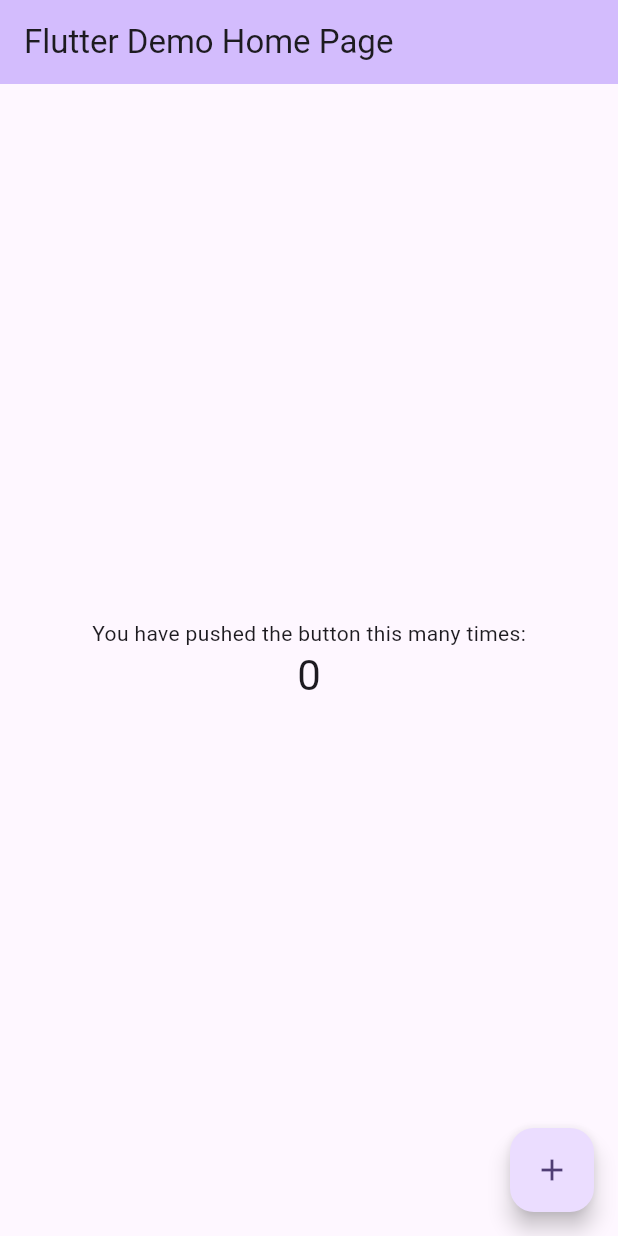
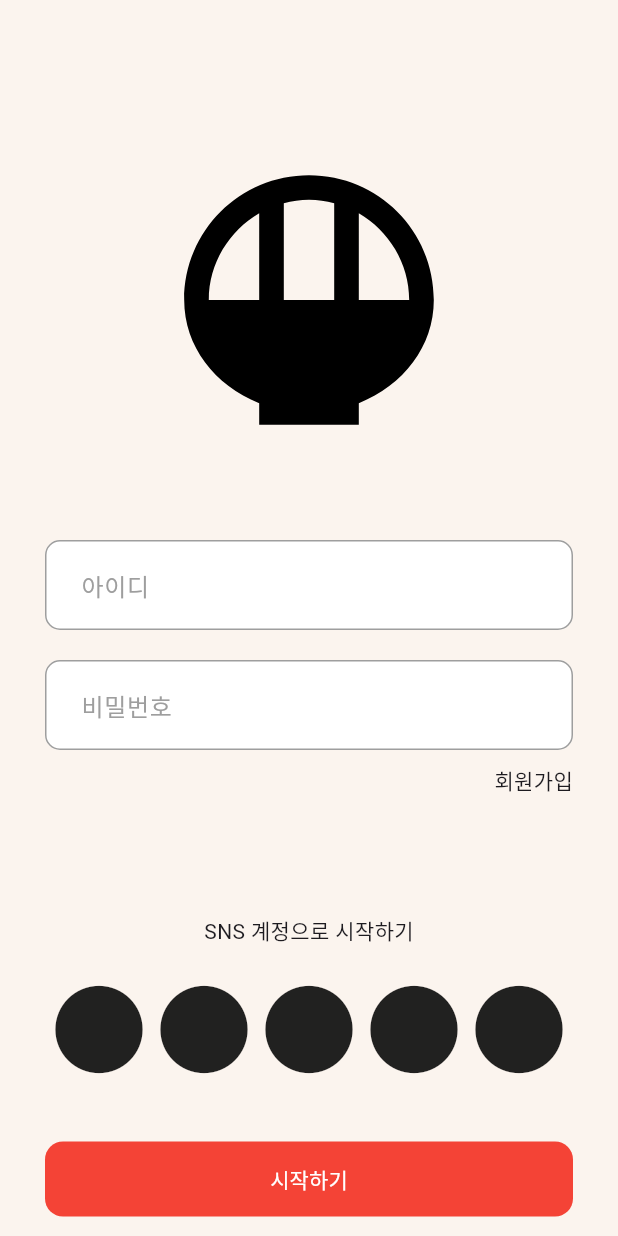
Before and after one commit to gukgwongae/with_eat, a Flutter app: the screen it shows after launch, on a phone screen of 412 x 824 dp. Run offline on Flutter 3.47's test engine with Material 3 defaults, Android fonts, the light colour scheme and no system bars; our stand-ins replace freezed_annotation.

Commit message:
feat: user모델, login ui 구조만 만듬

```diff
--- a/lib/main.dart
+++ b/lib/main.dart
@@ -1,4 +1,5 @@
 import 'package:flutter/material.dart';
+import 'package:with_eat/view/welcome/welcome_page.dart';
 
 void main() {
   runApp(const MyApp());
@@ -7,116 +8,8 @@ void main() {
 class MyApp extends StatelessWidget {
   const MyApp({super.key});
 
-  // This widget is the root of your application.
   @override
   Widget build(BuildContext context) {
-    return MaterialApp(
-      title: 'Flutter Demo',
-      theme: ThemeData(
-        // This is the theme of your application.
-        //
-        // TRY THIS: Try running your application with "flutter run". You'll see
-        // the application has a purple toolbar. Then, without quitting the app,
-        // try changing the seedColor in the colorScheme below to Colors.green
-        // and then invoke "hot reload" (save your changes or press the "hot
-        // reload" button in a Flutter-supported IDE, or press "r" if you used
-        // the command line to start the app).
-        //
-        // Notice that the counter didn't reset back to zero; the application
-        // state is not lost during the reload. To reset the state, use hot
-        // restart instead.
-        //
-        // This works for code too, not just values: Most code changes can be
-        // tested with just a hot reload.
-        colorScheme: ColorScheme.fromSeed(seedColor: Colors.deepPurple),
-      ),
-      home: const MyHomePage(title: 'Flutter Demo Home Page'),
-    );
+    return MaterialApp(debugShowCheckedModeBanner: false, home: WelcomePage());
   }
 }
-
-class MyHomePage extends StatefulWidget {
-  const MyHomePage({super.key, required this.title});
-
-  // This widget is the home page of your application. It is stateful, meaning
-  // that it has a State object (defined below) that contains fields that affect
-  // how it looks.
-
-  // This class is the configuration for the state. It holds the values (in this
-  // case the title) provided by the parent (in this case the App widget) and
-  // used by the build method of the State. Fields in a Widget subclass are
-  // always marked "final".
-
-  final String title;
-
-  @override
-  State<MyHomePage> createState() => _MyHomePageState();
-}
-
-class _MyHomePageState extends State<MyHomePage> {
-  int _counter = 0;
-
-  void _incrementCounter() {
-    setState(() {
-      // This call to setState tells the Flutter framework that something has
-      // changed in this State, which causes it to rerun the build method below
-      // so that the display can reflect the updated values. If we changed
-      // _counter without calling setState(), then the build method would not be
-      // called again, and so nothing would appear to happen.
-      _counter++;
-    });
-  }
-
-  @override
-  Widget build(BuildContext context) {
-    // This method is rerun every time setState is called, for instance as done
-    // by the _incrementCounter method above.
-    //
-    // The Flutter framework has been optimized to make rerunning build methods
-    // fast, so that you can just rebuild anything that needs updating rather
-    // than having to individually change instances of widgets.
-    return Scaffold(
-      appBar: AppBar(
-        // TRY THIS: Try changing the color here to a specific color (to
-        // Colors.amber, perhaps?) and trigger a hot reload to see the AppBar
-        // change color while the other colors stay the same.
-        backgroundColor: Theme.of(context).colorScheme.inversePrimary,
-        // Here we take the value from the MyHomePage object that was created by
-        // the App.build method, and use it to set our appbar title.
-        title: Text(widget.title),
-      ),
-      body: Center(
-        // Center is a layout widget. It takes a single child and positions it
-        // in the middle of the parent.
-        child: Column(
-          // Column is also a layout widget. It takes a list of children and
-          // arranges them vertically. By default, it sizes itself to fit its
-          // children horizontally, and tries to be as tall as its parent.
-          //
-          // Column has various properties to control how it sizes itself and
-          // how it positions its children. Here we use mainAxisAlignment to
-          // center the children vertically; the main axis here is the vertical
-          // axis because Columns are vertical (the cross axis would be
-          // horizontal).
-          //
-          // TRY THIS: Invoke "debug painting" (choose the "Toggle Debug Paint"
-          // action in the IDE, or press "p" in the console), to see the
-          // wireframe for each widget.
-          mainAxisAlignment: MainAxisAlignment.center,
-          children: <Widget>[
-            const Text('You have pushed the button this many times:'),
-            Text(
-              '$_counter',
-              style: Theme.of(context).textTheme.headlineMedium,
-            ),
-          ],
-        ),
-      ),
-      floatingActionButton: FloatingActionButton(
-        onPressed: _incrementCounter,
-        tooltip: 'Increment',
-        child: const Icon(Icons.add),
-      ), // This trailing comma makes auto-formatting nicer for build methods.
-    );
-  }
-}
--- /dev/null
+++ b/lib/model/user/user.dart
@@ -0,0 +1,17 @@
+import 'package:freezed_annotation/freezed_annotation.dart';
+
+part 'user.freezed.dart';
+part 'user.g.dart';
+
+@freezed
+abstract class User with _$User {
+  factory User({
+    required String id,
+    required String nickname,
+    required String profileImageUrl,
+    required String username,
+    required String password,
+  }) = _User;
+
+  factory User.fromJson(Map<String, dynamic> json) => _$UserFromJson(json);
+}
--- /dev/null
+++ b/lib/view/welcome/text_field_widget.dart
@@ -0,0 +1,44 @@
+import 'package:flutter/material.dart';
+
+class LoginTextField extends StatelessWidget {
+  final String hintText;
+  final bool obscureText;
+  final TextEditingController? controller;
+
+  const LoginTextField({
+    Key? key,
+    required this.hintText,
+    this.obscureText = false,
+    this.controller,
+  }) : super(key: key);
+
+  @override
+  Widget build(BuildContext context) {
+    return TextField(
+      controller: controller,
+      obscureText: obscureText,
+      decoration: InputDecoration(
+        hintText: hintText,
+        hintStyle: TextStyle(color: Colors.grey),
+        filled: true,
+        fillColor: Colors.white,
+        contentPadding: EdgeInsets.symmetric(horizontal: 20, vertical: 18),
+        border: OutlineInputBorder(
+          borderRadius: BorderRadius.circular(10),
+          borderSide: BorderSide(color: Colors.grey, width: 1),
+        ),
+        enabledBorder: OutlineInputBorder(
+          borderRadius: BorderRadius.circular(10),
+          borderSide: BorderSide(color: Colors.grey, width: 1),
+        ),
+        focusedBorder: OutlineInputBorder(
+          borderRadius: BorderRadius.circular(10),
+          borderSide: BorderSide(
+            color: const Color.fromARGB(255, 89, 89, 89),
+            width: 1.5,
+          ),
+        ),
+      ),
+    );
+  }
+}
--- /dev/null
+++ b/lib/view/welcome/welcome_page.dart
@@ -0,0 +1,59 @@
+import 'package:flutter/material.dart';
+import 'package:with_eat/view/welcome/text_field_widget.dart';
+
+class WelcomePage extends StatelessWidget {
+  const WelcomePage({super.key});
+
+  @override
+  Widget build(BuildContext context) {
+    return Scaffold(
+      backgroundColor: const Color(0xFFFBF4EE),
+      body: SafeArea(
+        child: Padding(
+          padding: const EdgeInsets.symmetric(horizontal: 30.0),
+          child: Column(
+            children: [
+              SizedBox(height: 100),
+              Icon(Icons.rice_bowl, size: 200, color: Colors.black),
+              SizedBox(height: 60),
+              LoginTextField(hintText: "아이디"),
+              SizedBox(height: 20),
+              LoginTextField(hintText: "비밀번호"),
+              SizedBox(height: 10),
+              Align(alignment: Alignment.centerRight, child: Text("회원가입")),
+              SizedBox(height: 80),
+              Text("SNS 계정으로 시작하기"),
+              SizedBox(height: 20),
+              Row(
+                mainAxisAlignment: MainAxisAlignment.center,
+                children: [
+                  Icon(Icons.circle, size: 70),
+                  Icon(Icons.circle, size: 70),
+                  Icon(Icons.circle, size: 70),
+                  Icon(Icons.circle, size: 70),
+                  Icon(Icons.circle, size: 70),
+                ],
+              ),
+              SizedBox(height: 40),
+              Container(
+                width: double.infinity,
+                height: 50,
+                child: TextButton(
+                  onPressed: () {},
+                  style: TextButton.styleFrom(
+                    backgroundColor: Colors.red,
+                    foregroundColor: Colors.white,
+                    shape: RoundedRectangleBorder(
+                      borderRadius: BorderRadius.circular(12),
+                    ),
+                  ),
+                  child: Text("시작하기"),
+                ),
+              ),
+            ],
+          ),
+        ),
+      ),
+    );
+  }
+}
--- a/pubspec.yaml
+++ b/pubspec.yaml
@@ -50,7 +50,7 @@ dev_dependencies:
   # activated in the `analysis_options.yaml` file located at the root of your
   # package. See that file for information about deactivating specific lint
   # rules and activating additional ones.
-  flutter_lints: ^5.0.0
+  flutter_lints: ^6.0.0
   build_runner: ^2.7.1
   freezed: ^3.2.3
   json_serializable: ^6.7.1
```
Also changed, not shown: lib/model/user/user.freezed.dart (added), lib/model/user/user.g.dart (added), lib/view/view/view.dart (deleted), lib/view/view/view_model.dart (deleted), 11 other files.
